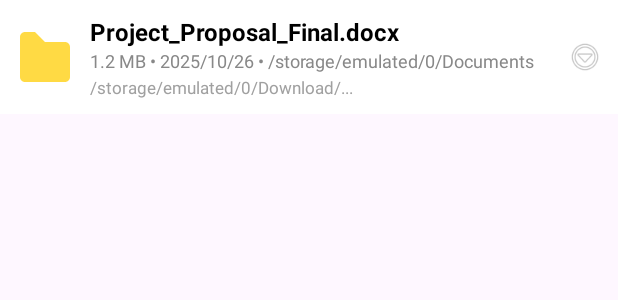
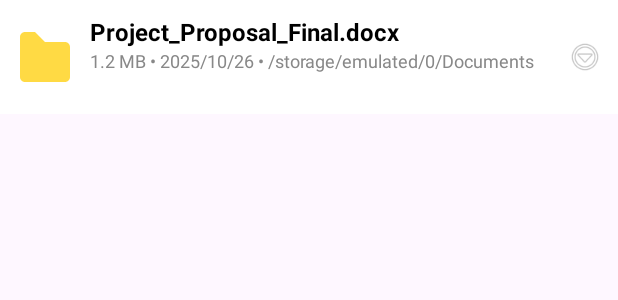
Before and after one commit to JuHwiSang/everything_mobile, an Android app: the layout item_file_row.xml on its own in the app's theme, with its tools: preview values and no code run, on a phone screen of 412 x 824 dp. Shown: the top 300 px of the screen. Run offline under Robolectric (Android 15) with nearby library versions, the phone set to English and light mode, and no system bars.

Commit message:
Update item_file_row.xml

```diff
--- a/app/src/main/res/layout/item_file_row.xml
+++ b/app/src/main/res/layout/item_file_row.xml
@@ -48,7 +48,6 @@
             android:id="@+id/tvFilePath"
             android:layout_width="match_parent"
             android:layout_height="wrap_content"
-            android:text="/storage/emulated/0/Download/..."
             android:textSize="11sp"
             android:textColor="#A0A0A0"
             android:layout_marginTop="2dp"
```
